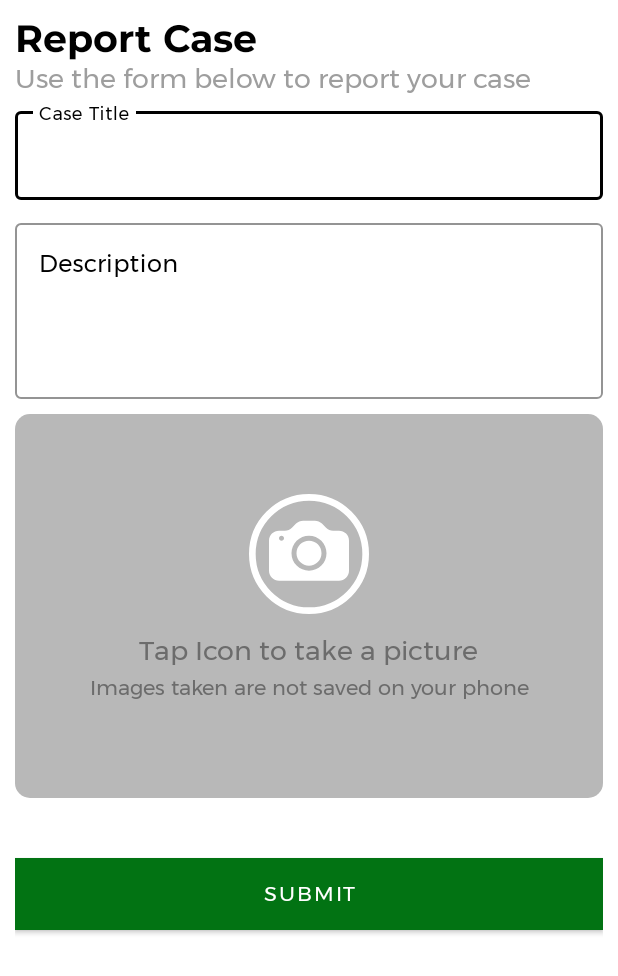
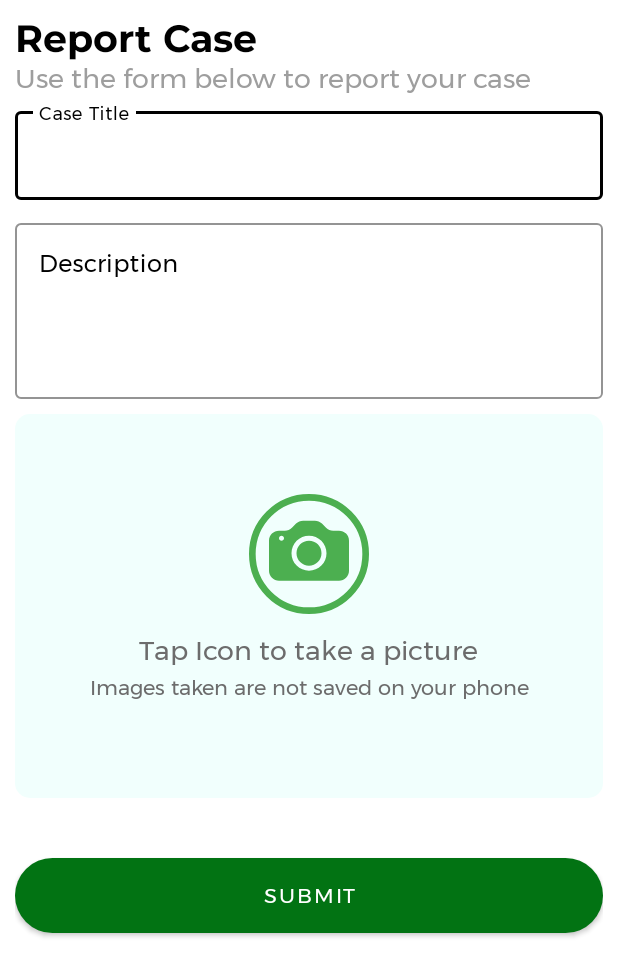
Before and after one commit to patrickhamzaokello/TakaMapNative, an Android app: the MakeReport screen opened directly, with no data from a screen before it, on a phone screen of 412 x 824 dp. Shown: the top 976 px of the screen. Run offline under Robolectric (Android 15) with nearby library versions, the phone set to English and light mode, and no system bars; libraries missing offline, so code that uses them is left out: com.androidnetworking.interceptors; 3 statements that could not run were skipped.

Commit message:
update on ui

```diff
--- a/app/src/main/java/com/pkasemer/takamap/Apis/TakaApiService.java
+++ b/app/src/main/java/com/pkasemer/takamap/Apis/TakaApiService.java
@@ -55,7 +55,7 @@
     );
 
     @Multipart
-    @POST("RestApi/upload_api.php")
+    @POST("report_case.php")
     Call<FileResponse> postReport(
             @Part("userID") RequestBody userID,
             @Part("title") RequestBody title,
--- a/app/src/main/res/drawable/green_roundedcorners.xml
+++ b/app/src/main/res/drawable/green_roundedcorners.xml
@@ -2,6 +2,6 @@
 <shape xmlns:android="http://schemas.android.com/apk/res/android"
     android:shape="rectangle">
     <corners android:radius="10dp" />
-    <solid android:color="#B8B8B8" />
+    <solid android:color="#F1FFFD" />
 
 </shape>
--- a/app/src/main/res/drawable/ic_camera_takepic.xml
+++ b/app/src/main/res/drawable/ic_camera_takepic.xml
@@ -7,11 +7,11 @@
       android:strokeWidth="1"
       android:pathData="M9,9m-8.5,0a8.5,8.5 0,1 1,17 0a8.5,8.5 0,1 1,-17 0"
       android:fillColor="#00000000"
-      android:strokeColor="#ffffff"/>
+      android:strokeColor="#4CAF50"/>
   <path
       android:pathData="M10.875,8.875C10.875,9.3723 10.6775,9.8492 10.3258,10.2008C9.9742,10.5525 9.4973,10.75 9,10.75C8.5027,10.75 8.0258,10.5525 7.6742,10.2008C7.3225,9.8492 7.125,9.3723 7.125,8.875C7.125,8.3777 7.3225,7.9008 7.6742,7.5492C8.0258,7.1975 8.5027,7 9,7C9.4973,7 9.9742,7.1975 10.3258,7.5492C10.6775,7.9008 10.875,8.3777 10.875,8.875V8.875Z"
-      android:fillColor="#ffffff"/>
+      android:fillColor="#4CAF50"/>
   <path
       android:pathData="M4.5,5.5C4.1022,5.5 3.7206,5.658 3.4393,5.9393C3.158,6.2206 3,6.6022 3,7L3,11.5C3,11.8978 3.158,12.2794 3.4393,12.5607C3.7206,12.842 4.1022,13 4.5,13H13.5C13.8978,13 14.2794,12.842 14.5607,12.5607C14.842,12.2794 15,11.8978 15,11.5V7C15,6.6022 14.842,6.2206 14.5607,5.9393C14.2794,5.658 13.8978,5.5 13.5,5.5H12.621C12.2232,5.4999 11.8417,5.3418 11.5605,5.0605L10.9395,4.4395C10.6583,4.1582 10.2768,4.0001 9.879,4H8.121C7.7232,4.0001 7.3417,4.1582 7.0605,4.4395L6.4395,5.0605C6.1583,5.3418 5.7768,5.4999 5.379,5.5H4.5ZM4.875,7C4.7755,7 4.6802,6.9605 4.6098,6.8902C4.5395,6.8198 4.5,6.7245 4.5,6.625C4.5,6.5255 4.5395,6.4302 4.6098,6.3598C4.6802,6.2895 4.7755,6.25 4.875,6.25C4.9745,6.25 5.0698,6.2895 5.1402,6.3598C5.2105,6.4302 5.25,6.5255 5.25,6.625C5.25,6.7245 5.2105,6.8198 5.1402,6.8902C5.0698,6.9605 4.9745,7 4.875,7ZM11.625,8.875C11.625,9.5712 11.3484,10.2389 10.8562,10.7312C10.3639,11.2234 9.6962,11.5 9,11.5C8.3038,11.5 7.6361,11.2234 7.1438,10.7312C6.6516,10.2389 6.375,9.5712 6.375,8.875C6.375,8.1788 6.6516,7.5111 7.1438,7.0188C7.6361,6.5266 8.3038,6.25 9,6.25C9.6962,6.25 10.3639,6.5266 10.8562,7.0188C11.3484,7.5111 11.625,8.1788 11.625,8.875V8.875Z"
-      android:fillColor="#ffffff"/>
+      android:fillColor="#4CAF50"/>
 </vector>
--- /dev/null
+++ b/app/src/main/res/drawable/rounded_border_shape.xml
@@ -0,0 +1,14 @@
+<?xml version="1.0" encoding="utf-8"?>
+<layer-list xmlns:android="http://schemas.android.com/apk/res/android">
+    <item>
+        <shape android:shape="rectangle">
+            <solid android:color="@color/purple_500"/>
+            <corners android:radius="50dp"/>
+            <size android:width="100dp" android:height="50dp"/>
+            <padding android:left="15dp"
+                android:right="15dp"
+                android:top="15dp"
+                android:bottom="15dp"/>
+        </shape>
+    </item>
+</layer-list>
--- a/app/src/main/res/layout/activity_make_report.xml
+++ b/app/src/main/res/layout/activity_make_report.xml
@@ -78,7 +78,6 @@
                     android:layout_width="match_parent"
                     android:layout_height="wrap_content"
                     android:textColor="@color/black"
-
                     android:inputType="textPostalAddress" />
 
 
@@ -182,13 +181,15 @@
             app:layout_constraintTop_toBottomOf="@+id/viewImage"
             >
 
+
+
             <Button
                 android:id="@+id/submit_btn"
                 android:layout_width="match_parent"
                 android:layout_height="wrap_content"
                 android:layout_marginTop="10dp"
                 android:layout_marginBottom="5dp"
-                android:background="#000000"
+                android:background="@drawable/rounded_border_shape"
                 android:text="Submit"
                 android:textColor="#fff"
                 android:transitionName="account_button"
```
Also changed, not shown: app/src/main/res/drawable/circle_background_shape.xml (added, +17 -0 lines).
